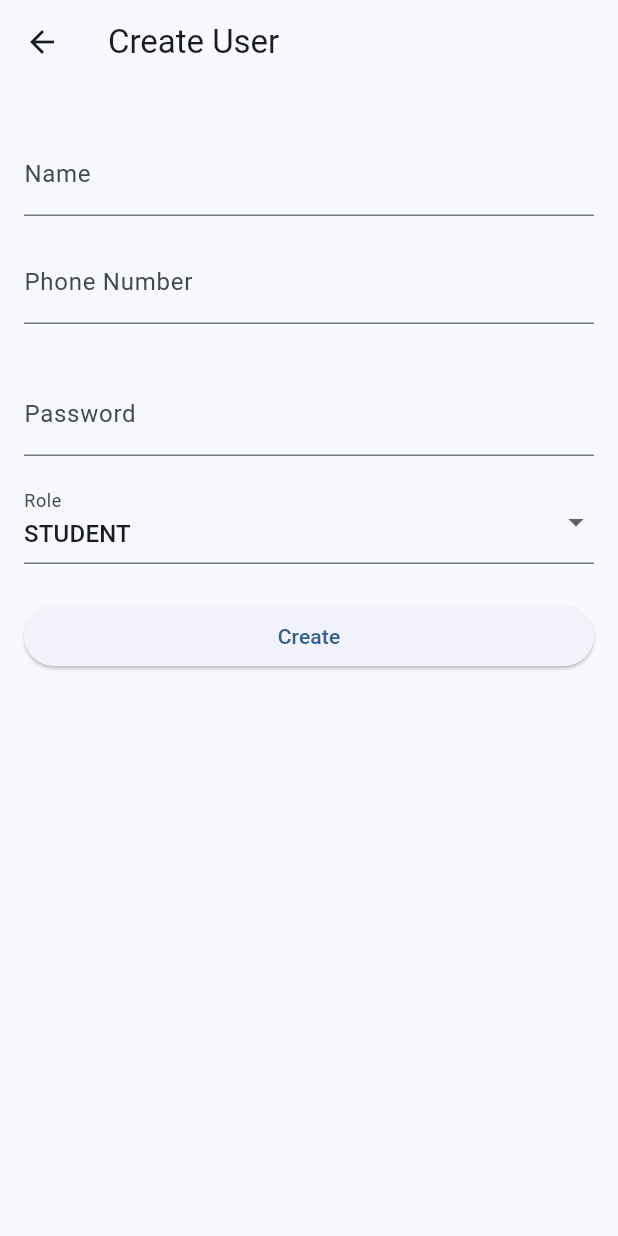
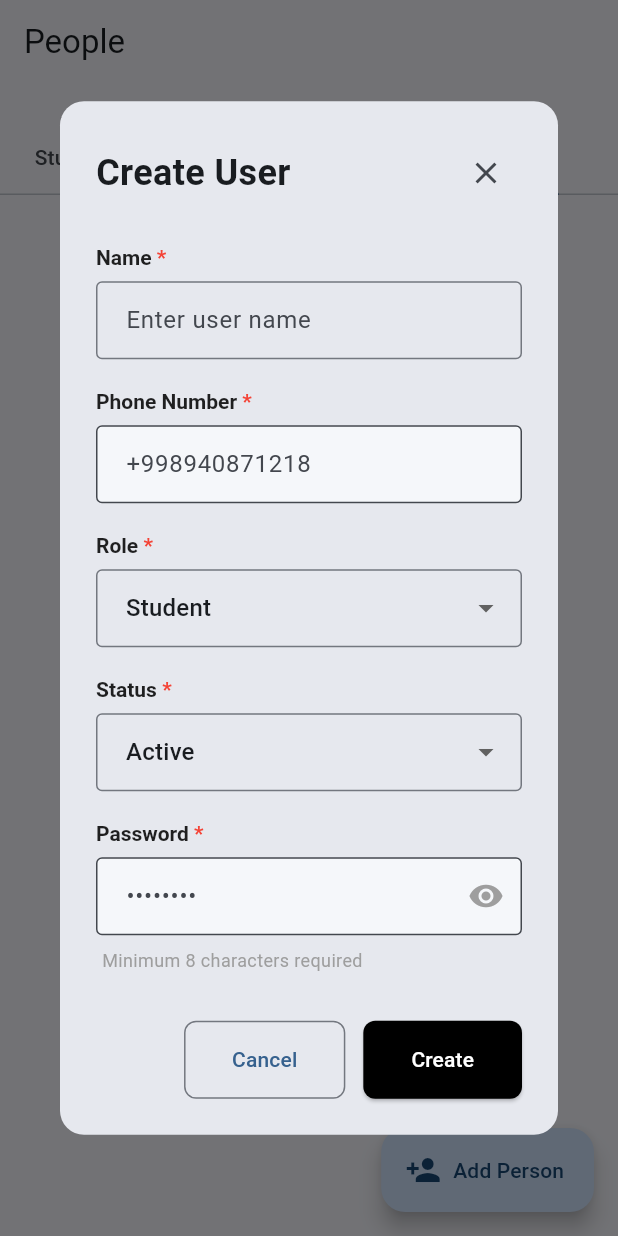
Before and after one commit to Farhod-1/edu-markaz, a Flutter app: the PeopleScreen screen opened directly, tab 4 chosen, after a tap on "Add Person", on a phone screen of 412 x 824 dp. Run offline on Flutter 3.47's test engine with Material 3 defaults, Android fonts, the phone set to English and light mode, and no system bars; our stand-ins replace flutter_secure_storage; accounts and stored records are empty; network calls fail.

Commit message:
feat: Add user creation and editing modal along with a new people screen.

```diff
--- a/lib/screens/people_screen.dart
+++ b/lib/screens/people_screen.dart
@@ -3,7 +3,7 @@ import '../models/student.dart';
 import '../models/user.dart';
 import '../services/student_service.dart';
 import '../services/user_service.dart';
-import 'create_user_screen.dart';
+import '../widgets/create_user_modal.dart';
 import 'student_detail_screen.dart';
 import 'user_detail_screen.dart';
 
@@ -16,6 +16,7 @@ class PeopleScreen extends StatefulWidget {
 
 class _PeopleScreenState extends State<PeopleScreen> with SingleTickerProviderStateMixin {
   late TabController _tabController;
+  int _refreshKey = 0;
 
   @override
   void initState() {
@@ -60,11 +61,11 @@ class _PeopleScreenState extends State<PeopleScreen> with SingleTickerProviderSt
       ),
       body: TabBarView(
         controller: _tabController,
-        children: const [
-          _UserListTab(role: 'STUDENT'),
-          _UserListTab(role: 'TEACHER'),
-          _UserListTab(role: 'PARENT'),
-          _UserListTab(role: null),
+        children: [
+          _UserListTab(key: ValueKey('STUDENT_$_refreshKey'), role: 'STUDENT'),
+          _UserListTab(key: ValueKey('TEACHER_$_refreshKey'), role: 'TEACHER'),
+          _UserListTab(key: ValueKey('PARENT_$_refreshKey'), role: 'PARENT'),
+          _UserListTab(key: ValueKey('ALL_$_refreshKey'), role: null),
         ],
       ),
       floatingActionButton: FloatingActionButton.extended(
@@ -93,19 +94,24 @@ class _PeopleScreenState extends State<PeopleScreen> with SingleTickerProviderSt
         fixedRole = null;
     }
 
-    Navigator.push(
-      context,
-      MaterialPageRoute(
-        builder: (_) => CreateUserScreen(fixedRole: fixedRole),
-      ),
-    );
+    showDialog(
+      context: context,
+      builder: (context) => CreateUserModal(fixedRole: fixedRole),
+    ).then((success) {
+      if (success == true) {
+        // Force rebuild of tabs to refresh data
+        setState(() {
+          _refreshKey++;
+        });
+      }
+    });
   }
 }
 
 class _UserListTab extends StatefulWidget {
   final String? role;
 
-  const _UserListTab({required this.role});
+  const _UserListTab({super.key, required this.role});
 
   @override
   State<_UserListTab> createState() => _UserListTabState();
@@ -447,11 +453,9 @@ class _UserListTabState extends State<_UserListTab> with AutomaticKeepAliveClien
                 onSelected: (value) async {
                   switch (value) {
                     case 'edit':
-                      final success = await Navigator.push(
-                        context,
-                        MaterialPageRoute(
-                          builder: (_) => CreateUserScreen(userToEdit: user),
-                        ),
+                      final success = await showDialog(
+                        context: context,
+                        builder: (context) => CreateUserModal(userToEdit: user.toJson()),
                       );
                       if (success == true) _refresh();
                       break;
--- /dev/null
+++ b/lib/widgets/create_user_modal.dart
@@ -0,0 +1,366 @@
+import 'package:flutter/material.dart';
+import '../services/user_service.dart';
+
+class CreateUserModal extends StatefulWidget {
+  final String? fixedRole;
+  final Map<String, dynamic>? userToEdit;
+
+  const CreateUserModal({
+    super.key,
+    this.fixedRole,
+    this.userToEdit,
+  });
+
+  @override
+  State<CreateUserModal> createState() => _CreateUserModalState();
+}
+
+class _CreateUserModalState extends State<CreateUserModal> {
+  final _formKey = GlobalKey<FormState>();
+  final _userService = UserService();
+
+  final _nameController = TextEditingController();
+  final _phoneController = TextEditingController();
+  final _passwordController = TextEditingController();
+
+  String _role = 'STUDENT';
+  String _status = 'ACTIVE';
+  bool _isLoading = false;
+  bool _passwordVisible = false;
+  String _error = '';
+
+  final List<String> _roles = ['STUDENT', 'TEACHER', 'ADMIN', 'OWNER', 'PARENT'];
+  final List<String> _statuses = ['ACTIVE', 'INACTIVE'];
+
+  @override
+  void initState() {
+    super.initState();
+    if (widget.userToEdit != null) {
+      _nameController.text = widget.userToEdit!['name'] ?? '';
+      _phoneController.text = widget.userToEdit!['phoneNumber'] ?? '';
+      _role = widget.userToEdit!['role'] ?? 'STUDENT';
+      _status = widget.userToEdit!['status'] ?? 'ACTIVE';
+    } else if (widget.fixedRole != null) {
+      _role = widget.fixedRole!;
+    }
+  }
+
+  @override
+  void dispose() {
+    _nameController.dispose();
+    _phoneController.dispose();
+    _passwordController.dispose();
+    super.dispose();
+  }
+
+  Future<void> _submit() async {
+    if (!_formKey.currentState!.validate()) return;
+
+    setState(() {
+      _isLoading = true;
+      _error = '';
+    });
+
+    try {
+      final userData = {
+        'name': _nameController.text.trim(),
+        'phoneNumber': _phoneController.text.trim(),
+        'role': _role,
+        'status': _status,
+        if (_passwordController.text.isNotEmpty) 'password': _passwordController.text,
+      };
+
+      bool success;
+      if (widget.userToEdit != null) {
+        final userId = widget.userToEdit!['id'] ?? widget.userToEdit!['_id'];
+        success = await _userService.updateUser(userId, userData);
+      } else {
+        success = await _userService.createUser(userData);
+      }
+
+      if (success && mounted) {
+        Navigator.pop(context, true);
+        ScaffoldMessenger.of(context).showSnackBar(
+          SnackBar(
+            content: Text(widget.userToEdit != null ? 'User updated successfully' : 'User created successfully'),
+            backgroundColor: Colors.green,
+          ),
+        );
+      } else {
+        setState(() {
+          _error = 'Failed to ${widget.userToEdit != null ? "update" : "create"} user';
+        });
+      }
+    } catch (e) {
+      setState(() {
+        _error = e.toString();
+      });
+    } finally {
+      if (mounted) {
+        setState(() {
+          _isLoading = false;
+        });
+      }
+    }
+  }
+
+  @override
+  Widget build(BuildContext context) {
+    return Dialog(
+      shape: RoundedRectangleBorder(
+        borderRadius: BorderRadius.circular(16),
+      ),
+      child: Container(
+        constraints: const BoxConstraints(maxWidth: 500),
+        child: SingleChildScrollView(
+          child: Padding(
+            padding: const EdgeInsets.all(24.0),
+            child: Form(
+              key: _formKey,
+              child: Column(
+                mainAxisSize: MainAxisSize.min,
+                crossAxisAlignment: CrossAxisAlignment.start,
+                children: [
+                  // Header
+                  Row(
+                    children: [
+                      Text(
+                        widget.userToEdit != null ? 'Edit User' : 'Create User',
+                        style: const TextStyle(
+                          fontSize: 24,
+                          fontWeight: FontWeight.bold,
+                        ),
+                      ),
+                      const Spacer(),
+                      IconButton(
+                        onPressed: () => Navigator.pop(context),
+                        icon: const Icon(Icons.close),
+                        tooltip: 'Close',
+                      ),
+                    ],
+                  ),
+                  const SizedBox(height: 24),
+
+                  // Error Message
+                  if (_error.isNotEmpty)
+                    Container(
+                      padding: const EdgeInsets.all(12),
+                      margin: const EdgeInsets.only(bottom: 16),
+                      decoration: BoxDecoration(
+                        color: Colors.red.shade50,
+                        borderRadius: BorderRadius.circular(8),
+                        border: Border.all(color: Colors.red.shade200),
+                      ),
+                      child: Row(
+                        children: [
+                          Icon(Icons.error_outline, color: Colors.red.shade700),
+                          const SizedBox(width: 12),
+                          Expanded(
+                            child: Text(
+                              _error,
+                              style: TextStyle(color: Colors.red.shade700),
+                            ),
+                          ),
+                        ],
+                      ),
+                    ),
+
+                  // Name Field
+                  _buildLabel('Name'),
+                  TextFormField(
+                    controller: _nameController,
+                    decoration: const InputDecoration(
+                      hintText: 'Enter user name',
+                      border: OutlineInputBorder(),
+                      contentPadding: EdgeInsets.symmetric(horizontal: 16, vertical: 14),
+                    ),
+                    validator: (v) => v == null || v.trim().isEmpty ? 'Name is required' : null,
+                  ),
+                  const SizedBox(height: 20),
+
+                  // Phone Number Field
+                  _buildLabel('Phone Number'),
+                  TextFormField(
+                    controller: _phoneController,
+                    decoration: const InputDecoration(
+                      hintText: '+998940871218',
+                      border: OutlineInputBorder(),
+                      contentPadding: EdgeInsets.symmetric(horizontal: 16, vertical: 14),
+                      filled: true,
+                      fillColor: Color(0xFFF5F7FA),
+                    ),
+                    keyboardType: TextInputType.phone,
+                    validator: (v) => v == null || v.trim().isEmpty ? 'Phone number is required' : null,
+                  ),
+                  const SizedBox(height: 20),
+
+                  // Role Field
+                  if (widget.fixedRole == null) ...[
+                    _buildLabel('Role'),
+                    DropdownButtonFormField<String>(
+                      value: _role,
+                      decoration: const InputDecoration(
+                        border: OutlineInputBorder(),
+                        contentPadding: EdgeInsets.symmetric(horizontal: 16, vertical: 14),
+                      ),
+                      items: _roles.map((role) {
+                        return DropdownMenuItem(
+                          value: role,
+                          child: Text(_formatRole(role)),
+                        );
+                      }).toList(),
+                      onChanged: (value) {
+                        if (value != null) {
+                          setState(() => _role = value);
+                        }
+                      },
+                    ),
+                    const SizedBox(height: 20),
+                  ],
+
+                  // Status Field
+                  _buildLabel('Status'),
+                  DropdownButtonFormField<String>(
+                    value: _status,
+                    decoration: const InputDecoration(
+                      border: OutlineInputBorder(),
+                      contentPadding: EdgeInsets.symmetric(horizontal: 16, vertical: 14),
+                    ),
+                    items: _statuses.map((status) {
+                      return DropdownMenuItem(
+                        value: status,
+                        child: Text(_formatStatus(status)),
+                      );
+                    }).toList(),
+                    onChanged: (value) {
+                      if (value != null) {
+                        setState(() => _status = value);
+                      }
+                    },
+                  ),
+                  const SizedBox(height: 20),
+
+                  // Password Field
+                  _buildLabel('Password', required: widget.userToEdit == null),
+                  TextFormField(
+                    controller: _passwordController,
+                    obscureText: !_passwordVisible,
+                    decoration: InputDecoration(
+                      hintText: widget.userToEdit != null ? 'Leave empty to keep current password' : '••••••••',
+                      border: const OutlineInputBorder(),
+                      contentPadding: const EdgeInsets.symmetric(horizontal: 16, vertical: 14),
+                      filled: true,
+                      fillColor: const Color(0xFFF5F7FA),
+                      suffixIcon: IconButton(
+                        icon: Icon(
+                          _passwordVisible ? Icons.visibility_off : Icons.visibility,
+                          color: Colors.grey,
+                        ),
+                        onPressed: () {
+                          setState(() {
+                            _passwordVisible = !_passwordVisible;
+                          });
+                        },
+                      ),
+                    ),
+                    validator: (v) {
+                      if (widget.userToEdit == null && (v == null || v.isEmpty)) {
+                        return 'Password is required';
+                      }
+                      if (v != null && v.isNotEmpty && v.length < 8) {
+                        return 'Minimum 8 characters required';
+                      }
+                      return null;
+                    },
+                  ),
+                  if (widget.userToEdit == null)
+                    const Padding(
+                      padding: EdgeInsets.only(top: 8, left: 4),
+                      child: Text(
+                        'Minimum 8 characters required',
+                        style: TextStyle(
+                          fontSize: 12,
+                          color: Colors.grey,
+                        ),
+                      ),
+                    ),
+                  const SizedBox(height: 32),
+
+                  // Action Buttons
+                  Row(
+                    mainAxisAlignment: MainAxisAlignment.end,
+                    children: [
+                      OutlinedButton(
+                        onPressed: _isLoading ? null : () => Navigator.pop(context),
+                        style: OutlinedButton.styleFrom(
+                          padding: const EdgeInsets.symmetric(horizontal: 32, vertical: 16),
+                          shape: RoundedRectangleBorder(
+                            borderRadius: BorderRadius.circular(8),
+                          ),
+                        ),
+                        child: const Text('Cancel'),
+                      ),
+                      const SizedBox(width: 12),
+                      ElevatedButton(
+                        onPressed: _isLoading ? null : _submit,
+                        style: ElevatedButton.styleFrom(
+                          padding: const EdgeInsets.symmetric(horizontal: 32, vertical: 16),
+                          backgroundColor: Colors.black,
+                          foregroundColor: Colors.white,
+                          shape: RoundedRectangleBorder(
+                            borderRadius: BorderRadius.circular(8),
+                          ),
+                        ),
+                        child: _isLoading
+                            ? const SizedBox(
+                                width: 20,
+                                height: 20,
+                                child: CircularProgressIndicator(
+                                  strokeWidth: 2,
+                                  valueColor: AlwaysStoppedAnimation<Color>(Colors.white),
+                                ),
+                              )
+                            : Text(widget.userToEdit != null ? 'Update' : 'Create'),
+                      ),
+                    ],
+                  ),
+                ],
+              ),
+            ),
+          ),
+        ),
+      ),
+    );
+  }
+
+  Widget _buildLabel(String text, {bool required = true}) {
+    return Padding(
+      padding: const EdgeInsets.only(bottom: 8),
+      child: RichText(
+        text: TextSpan(
+          text: text,
+          style: const TextStyle(
+            fontSize: 14,
+            fontWeight: FontWeight.w600,
+            color: Colors.black87,
+          ),
+          children: [
+            if (required)
+              const TextSpan(
+                text: ' *',
+                style: TextStyle(color: Colors.red),
+              ),
+          ],
+        ),
+      ),
+    );
+  }
+
+  String _formatRole(String role) {
+    return role.substring(0, 1) + role.substring(1).toLowerCase();
+  }
+
+  String _formatStatus(String status) {
+    return status.substring(0, 1) + status.substring(1).toLowerCase();
+  }
+}
```
